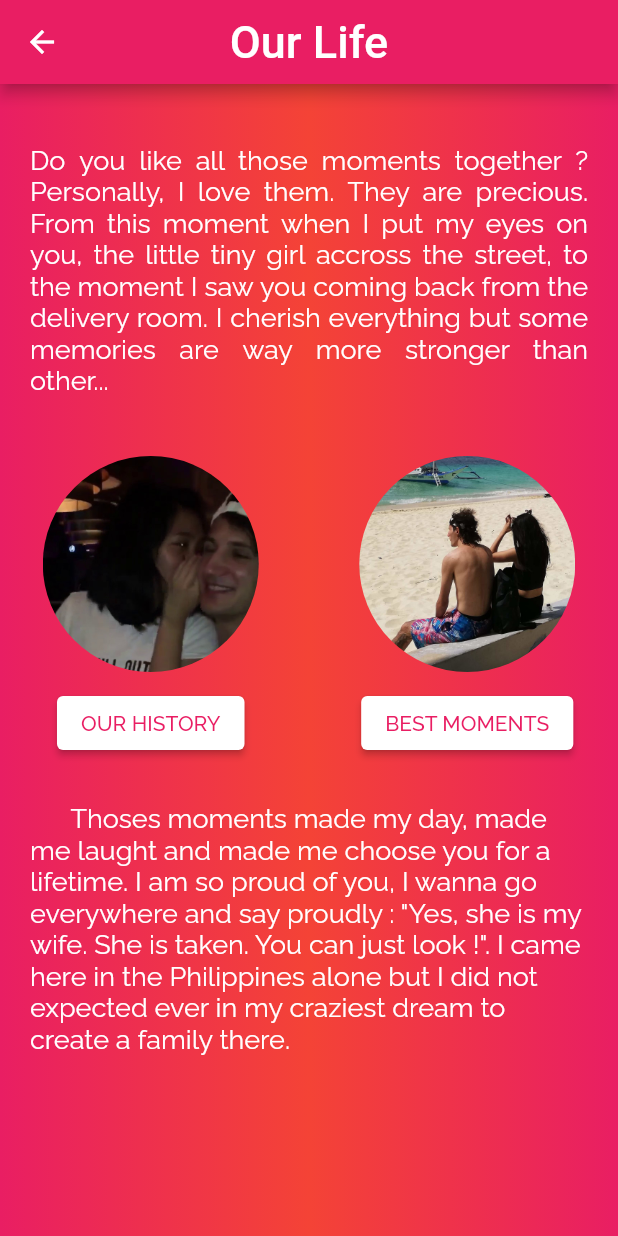
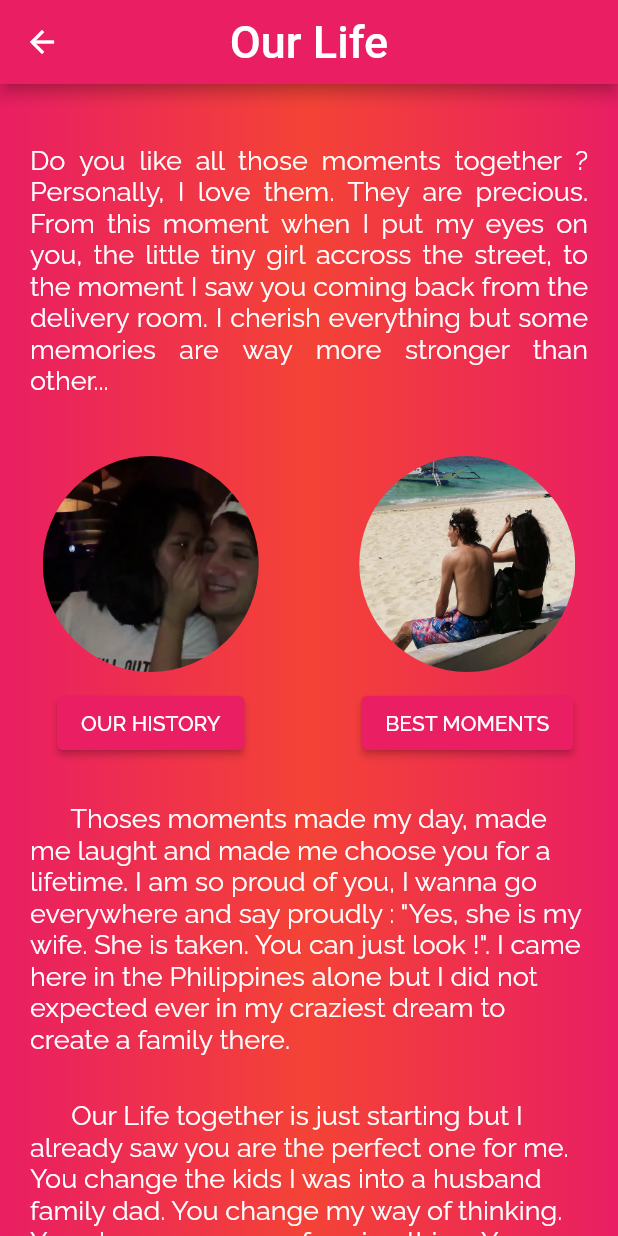
Before and after one commit to JustalK/VALENTINES-APP, a Flutter app: the screen it shows after launch, after a tap on "CONTINUE", on a phone screen of 412 x 824 dp. Run offline on Flutter 3.47's test engine with Material 2 defaults, Android fonts, the phone set to English and light mode, and no system bars; our stand-ins replace google_fonts; Roboto replaces fonts that are missing (Calligraffitti).

Commit message:
[FEATURE] Adding the style and text for the whole app

```diff
--- a/assets/images/history.json
+++ b/assets/images/history.json
@@ -231,7 +231,7 @@
     },
     {
         "date": "24 November 2019",
-        "text": "When you thought I was waiting you at home ? When I was actually waiting you at the airport for hours. I actually walk to the airport from Mandaluyong. Impressive, right ?",
+        "text": "This day I was actually waiting you at the airport for hours. I actually walk to the airport from Mandaluyong. Impressive, right ?",
         "pathImage": "assets/2019/2019_11_24.jpg"
     },
     {
--- /dev/null
+++ b/assets/images/moments.json
@@ -0,0 +1,26 @@
+[
+    {
+        "text": "This is the moment my heart felt the most happy in my whole life. The moment you said yes was wondeful. For me, it was more than just marrying you. It's a promise that whatever happen bad or good, I will stick with you. I will share with you everything I have. I will live and die beside you. I do my best to make you enjoy your life and have not regret to say yes that day. I will do more than my best. You will be my Queen, Princess.",
+        "pathImage": "assets/moments/moments_09.jpg"
+    },
+    {
+        "text": "This day was stressful. I was scare to lose any of you. You can imagine my joy when I saw you coming back and when I saw her. My heart stops. One thought keeps ringing in my head saying : This is my daughter, the blood of my blood. Baby, you made me a daddy.",
+        "pathImage": "assets/moments/moments_08.jpg"
+    },
+    {
+        "text": "You got the idea to go there just the two of us and it was so nice. I particularly appreciate this moment in the sea, I think we wont never forget. I walk on the rock and I made strange noise, right ? Or even, when we were in the open tent. It was really incredible. We have so much fun together !",
+        "pathImage": "assets/moments/moments_10.jpg"
+    },
+    {
+        "text": "I love this moment not because of what is happening but because of you. You are extremely expressive and I love to see you genuily smiling. I capture that moment where you look at me and you look so happy. You maybe dont know but that's what made me completely fall for you. You are kind, funny and genuine. You will never hide how you feel. So when you are happy you show it ! It always make my heart vibrate when I see that.",
+        "pathImage": "assets/moments/moments_04.jpg"
+    },
+    {
+        "text": "Nobody can understand us more than us. We are laughing here and nobody will understand why except us. We have our own world and together we are strong. We are not scare to try things and to talk about it to each other. I feel close to you like this. I want no secret between us, I want you to know everything about me, to know how I think. Do not hesitate to always ask me anything, do not hesitate to talk to me about anything even if it's stupid.",
+        "pathImage": "assets/moments/moments_05.jpg"
+    },
+    {
+        "text": "Those mornings beside you, cooking for you are all different and all memorable. Everyday is a new day with you, a new day saying you getting older with me. It's another day of surprize with our little Celine. Baby, thank you for everything you did, thank you for believing in me and thank you for having giving me a chance. I love you so much !",
+        "pathImage": "assets/moments/moments_03.jpg"
+    }
+]
--- a/lib/main.dart
+++ b/lib/main.dart
@@ -13,7 +13,7 @@ class MyApp extends StatelessWidget {
   @override
   Widget build(BuildContext context) {
     return MaterialApp(
-      title: 'Title',
+      title: 'My Sweet Diane',
       home: Home(),
     );
   }
--- a/lib/pages/History.dart
+++ b/lib/pages/History.dart
@@ -53,8 +53,6 @@ class History extends StatelessWidget {
                     )
                 );
               } else {
-                // We can show the loading view until the data comes back.
-                debugPrint('Step 1, build loading widget');
                 return CircularProgressIndicator();
               }
             },
--- a/lib/pages/Home.dart
+++ b/lib/pages/Home.dart
@@ -44,12 +44,12 @@ class Home extends StatelessWidget {
             Center(
               child: ElevatedButton(
                 style: ElevatedButton.styleFrom(
-                  primary: Colors.white,
+                  primary: Colors.pink,
                   onPrimary: Colors.pink,
                 ),
                 child: Text('CONTINUE',
                   style: GoogleFonts.raleway(
-                    textStyle: TextStyle(color: Colors.pink),
+                    textStyle: TextStyle(color: Colors.white),
                     fontSize: 14
                   )
                 ),
--- a/lib/pages/Menu.dart
+++ b/lib/pages/Menu.dart
@@ -88,12 +88,12 @@ class Menu extends StatelessWidget {
                         child: Center(
                           child: ElevatedButton(
                             style: ElevatedButton.styleFrom(
-                              primary: Colors.white,
+                              primary: Colors.pink,
                               onPrimary: Colors.pink,
                             ),
                             child: Text(menus[i].title,
                               style: GoogleFonts.raleway(
-                                textStyle: TextStyle(color: Colors.pink),
+                                textStyle: TextStyle(color: Colors.white),
                                 fontSize: 14
                               )
                             ),
@@ -117,6 +117,29 @@ class Menu extends StatelessWidget {
                     ),
                   ),
                 )
+              ),
+              Padding(
+                padding: EdgeInsets.fromLTRB(20.0, 10.0, 20.0, 20.0),
+                child: Center(
+                  child: Text('      Our Life together is just starting but I already saw you are the perfect one for me. You change the kids I was into a husband family dad. You change my way of thinking. You change my way of seeing thing. You change me for a better version of myself. You bring the good part of me, make it shine and expose it to the outside world. I feel extremelly lucky to have find you. It could not have been a better moment. We were both broken and we fixed each other. It took time but we did it and now we are going together for even more adventure. You are a great wife, a great mother and a great support. I could not live without you. Baby, Thank you for everything you do ! From the deepest of my heart, Thank You ! I love you so much, you have no idea.',
+                    style: GoogleFonts.raleway(
+                      textStyle: TextStyle(color: Colors.white),
+                      fontSize: 18
+                    ),
+                  ),
+                )
+              ),
+              Padding(
+                padding: EdgeInsets.fromLTRB(20.0, 40.0, 20.0, 80.0),
+                child: Center(
+                  child: Text('Happy Valentine\nI Love You\nMy Diane\n\nFrom\nKevin Justal\nYour Love',
+                    textAlign: TextAlign.center,
+                    style: GoogleFonts.calligraffitti(
+                      textStyle: TextStyle(color: Colors.white),
+                      fontSize: 30
+                    )
+                  ),
+                )
               )
           ]
         )
--- a/lib/podos/CardObject.dart
+++ b/lib/podos/CardObject.dart
@@ -1,3 +1,5 @@
+import 'package:flutter/cupertino.dart';
+
 class CardObject {
   String date;
   String text;
@@ -18,8 +20,9 @@ class CardObject {
   }
 
   factory CardObject.fromJson(Map<String, dynamic> parsedJson) {
+    debugPrint('${parsedJson}');
     return CardObject(
-        date: parsedJson['date'],
+        date: parsedJson.containsKey('date') ? parsedJson['date'] : '',
         text: parsedJson['text'],
         pathImage: parsedJson['pathImage']);
   }
--- a/lib/utils/loader.dart
+++ b/lib/utils/loader.dart
@@ -4,3 +4,7 @@ import 'package:flutter/services.dart';
 Future<String> parseHistoryJson() async {
   return await rootBundle.loadString("assets/images/history.json");
 }
+
+Future<String> parseMomentsJson() async {
+  return await rootBundle.loadString("assets/images/moments.json");
+}
--- a/pubspec.yaml
+++ b/pubspec.yaml
@@ -56,6 +56,7 @@ flutter:
     - assets/2021/
     - assets/moments/
     - assets/images/history.json
+    - assets/images/moments.json
 
   # An image asset can refer to one or more resolution-specific "variants", see
   # https://flutter.dev/assets-and-images/#resolution-aware.
```
Also changed, not shown: lib/components/ImageText.dart (+28 -14 lines), lib/pages/BigMemory.dart (+36 -25 lines), 3 other files.
